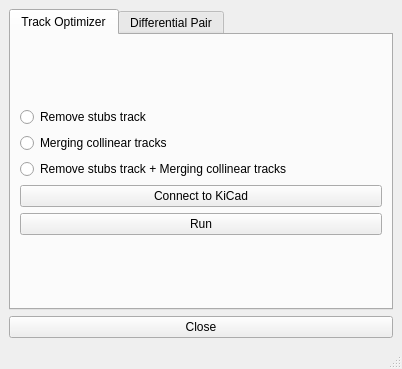
Qt form gui.ui (thanhduongvs/kicad-track-optimizer) before a commit.
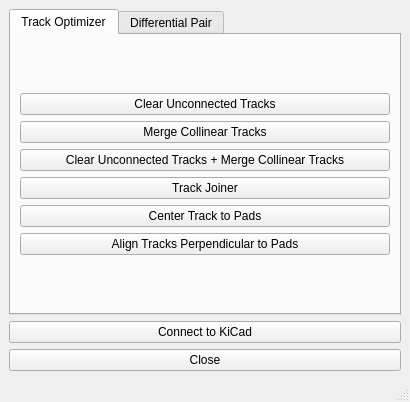
The same form after that commit.

Commit message: add track joniner

```diff
--- a/gui.ui
+++ b/gui.ui
@@ -6,8 +6,8 @@
    <rect>
     <x>0</x>
     <y>0</y>
-    <width>402</width>
-    <height>369</height>
+    <width>410</width>
+    <height>402</height>
    </rect>
   </property>
   <property name="windowTitle">
@@ -35,37 +35,44 @@
         <item>
          <layout class="QVBoxLayout" name="verticalLayout_3">
           <item>
-           <widget class="QRadioButton" name="radioRemove">
+           <widget class="QPushButton" name="buttonClearUnconnected">
             <property name="text">
-             <string>Remove stubs track</string>
+             <string>Clear Unconnected Tracks</string>
             </property>
            </widget>
           </item>
           <item>
-           <widget class="QRadioButton" name="radioMerg">
+           <widget class="QPushButton" name="buttonMergingCollinear">
             <property name="text">
-             <string>Merging collinear tracks</string>
+             <string>Merge Collinear Tracks</string>
             </property>
            </widget>
           </item>
           <item>
-           <widget class="QRadioButton" name="radioTotal">
+           <widget class="QPushButton" name="buttonClearMerging">
             <property name="text">
-             <string>Remove stubs track + Merging collinear tracks</string>
+             <string>Clear Unconnected Tracks + Merge Collinear Tracks</string>
             </property>
            </widget>
           </item>
           <item>
-           <widget class="QPushButton" name="buttonConnect">
+           <widget class="QPushButton" name="buttonTrackJoiner">
             <property name="text">
-             <string>Connect to KiCad</string>
+             <string>Track Joiner</string>
             </property>
            </widget>
           </item>
           <item>
            <widget class="QPushButton" name="buttonRun">
             <property name="text">
-             <string>Run</string>
+             <string>Center Track to Pads</string>
+            </property>
+           </widget>
+          </item>
+          <item>
+           <widget class="QPushButton" name="buttonAlignTrack">
+            <property name="text">
+             <string>Align Tracks Perpendicular to Pads</string>
             </property>
            </widget>
           </item>
@@ -174,13 +181,27 @@
       </widget>
      </widget>
     </item>
-    <item row="2" column="0">
+    <item row="3" column="0">
      <widget class="QPushButton" name="buttonClose">
       <property name="text">
        <string>Close</string>
       </property>
      </widget>
     </item>
+    <item row="0" column="0">
+     <layout class="QVBoxLayout" name="verticalLayout">
+      <property name="sizeConstraint">
+       <enum>QLayout::SizeConstraint::SetMinimumSize</enum>
+      </property>
+     </layout>
+    </item>
+    <item row="2" column="0">
+     <widget class="QPushButton" name="buttonConnect">
+      <property name="text">
+       <string>Connect to KiCad</string>
+      </property>
+     </widget>
+    </item>
    </layout>
   </widget>
   <widget class="QMenuBar" name="menubar">
```
Left out of the diff: 13 changed lines with no effect on the pictures. The commit also changes 7 other files.
